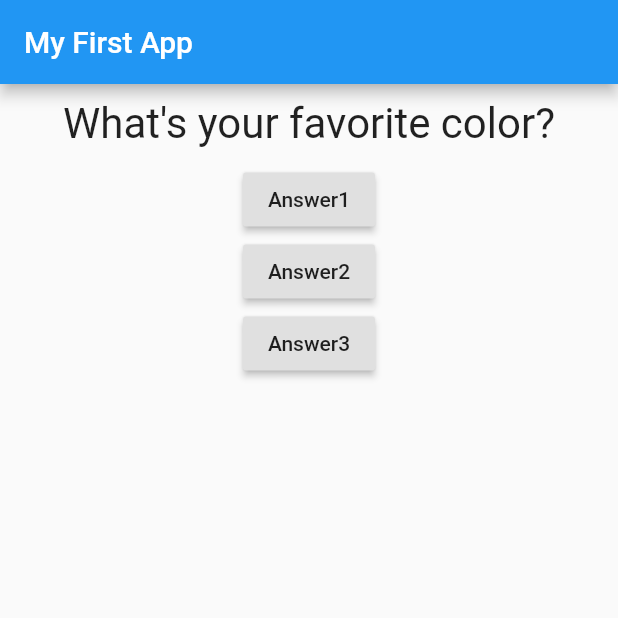
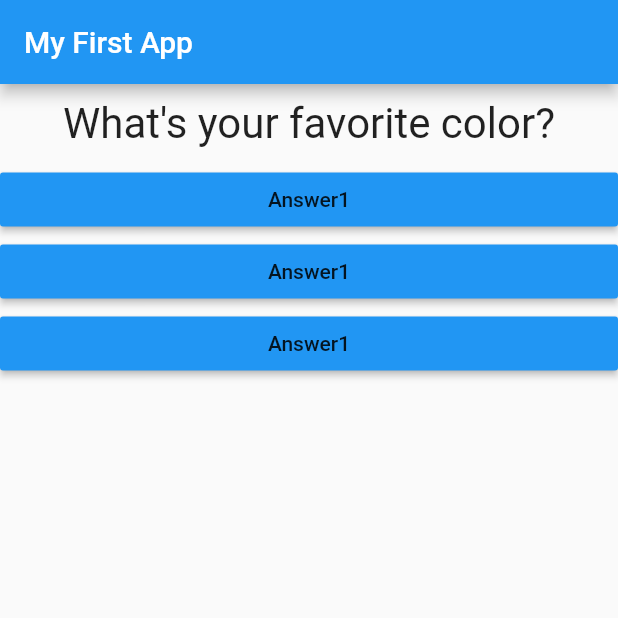
Before and after one commit to HassanKhan123/flutter-basics, a Flutter app: the screen it shows after launch, on a phone screen of 412 x 824 dp, the top half of it. Run offline on Flutter 3.47's test engine with Material 2 defaults, Android fonts, the phone set to English and light mode, and no system bars.

Commit message:
answer widget added

```diff
--- /dev/null
+++ b/lib/answer.dart
@@ -0,0 +1,15 @@
+import 'package:flutter/material.dart';
+
+class Answer extends StatelessWidget {
+  final Function selectHandler;
+  Answer(this.selectHandler);
+
+  @override
+  Widget build(BuildContext context) {
+    return Container(
+      width: double.infinity,
+      child: RaisedButton(
+          child: Text('Answer1'), color: Colors.blue, onPressed: selectHandler),
+    );
+  }
+}
--- a/lib/main.dart
+++ b/lib/main.dart
@@ -1,6 +1,7 @@
 import 'package:flutter/material.dart';
 
 import './question.dart';
+import './answer.dart';
 
 void main() => runApp(MyApp());
 
@@ -34,20 +35,9 @@ class _MyAppState extends State<MyApp> {
           body: Column(
             children: [
               Question(questions[_questionIndex]),
-              RaisedButton(
-                child: Text('Answer1'),
-                onPressed: _answerQuestion,
-              ),
-              RaisedButton(
-                child: Text('Answer2'),
-                onPressed: () => print('Answer 2 choosen'),
-              ),
-              RaisedButton(
-                child: Text('Answer3'),
-                onPressed: () {
-                  print('Answer 3 choosen');
-                },
-              ),
+              Answer(_answerQuestion),
+              Answer(_answerQuestion),
+              Answer(_answerQuestion),
             ],
           )),
     );
```
